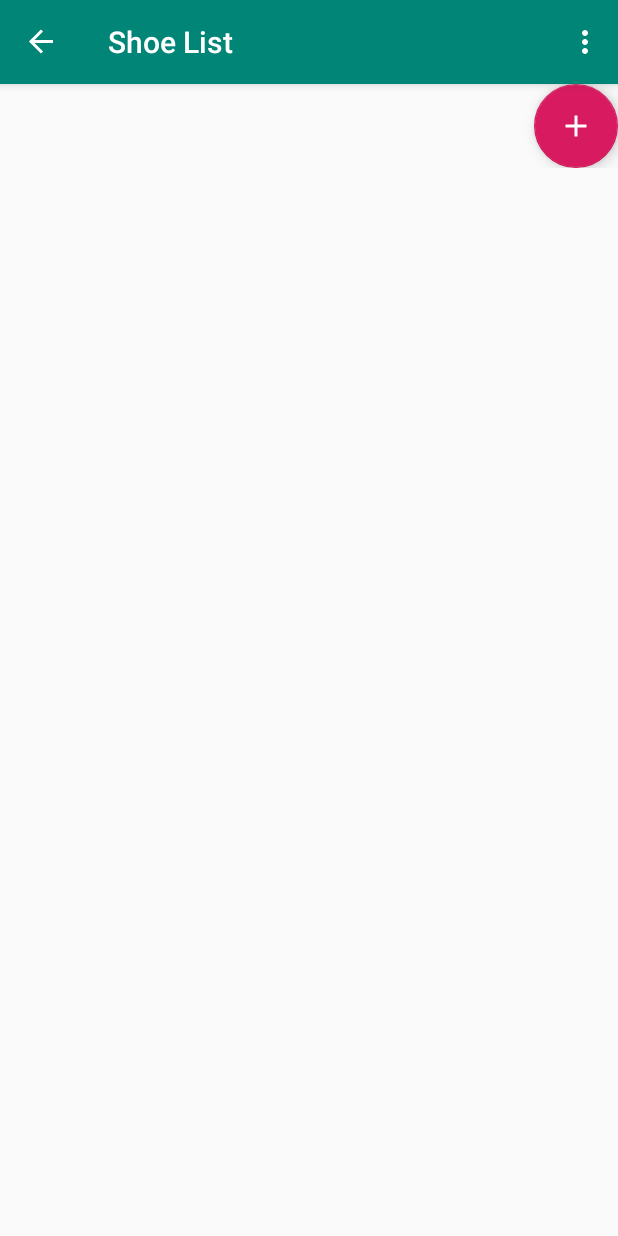
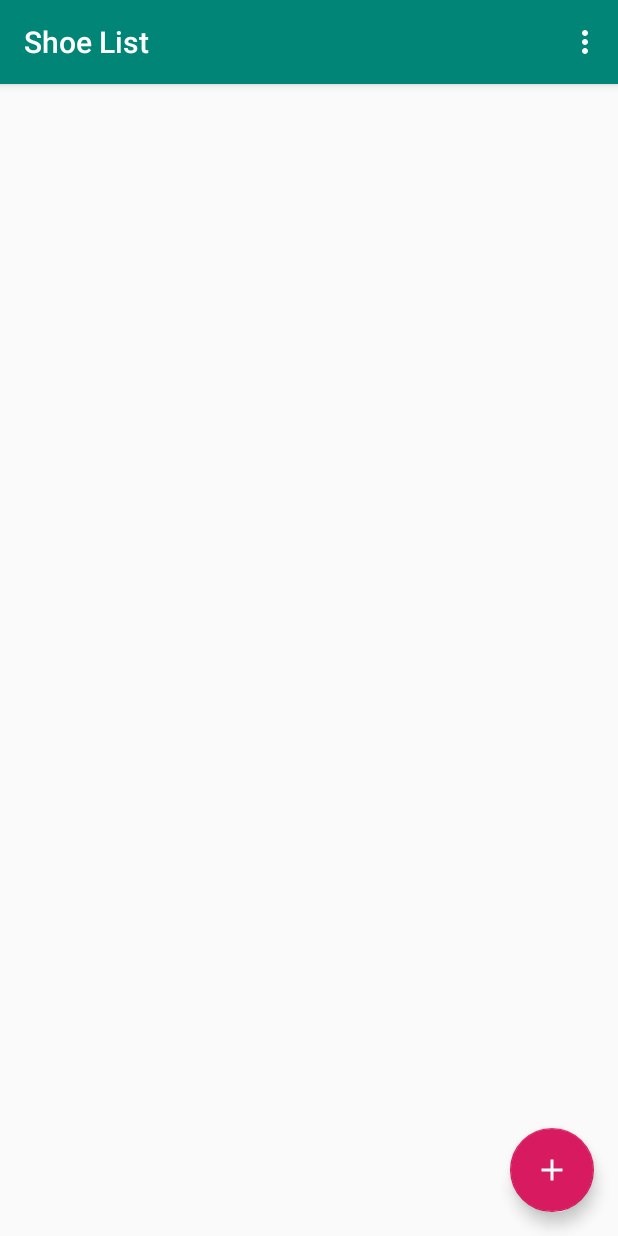
Before and after one commit to Salma-2/ShoeStore, an Android app: the ShoeListFragment screen opened through its navigation route, on a phone screen of 412 x 824 dp. Run offline under Robolectric (Android 15) with nearby library versions, the phone set to English and light mode, and no system bars; our stand-ins replace Timber, data binding, navigation-ui.

Commit message:
Passed data between detail and list fragments

```diff
--- a/app/src/main/java/com/udacity/shoestore/MainActivity.kt
+++ b/app/src/main/java/com/udacity/shoestore/MainActivity.kt
@@ -5,16 +5,13 @@ import android.os.Bundle
 import androidx.databinding.DataBindingUtil
 import androidx.navigation.NavController
 import androidx.navigation.findNavController
-import androidx.navigation.ui.AppBarConfiguration
-import androidx.navigation.ui.navigateUp
-import androidx.navigation.ui.setupActionBarWithNavController
+import androidx.navigation.ui.NavigationUI
 import com.udacity.shoestore.databinding.ActivityMainBinding
 import timber.log.Timber
 
 class MainActivity : AppCompatActivity() {
     private lateinit var binding: ActivityMainBinding
     private lateinit var navController: NavController
-    private lateinit var appBarConfiguration: AppBarConfiguration
 
     override fun onCreate(savedInstanceState: Bundle?) {
         super.onCreate(savedInstanceState)
@@ -23,13 +20,18 @@ class MainActivity : AppCompatActivity() {
         binding = DataBindingUtil.setContentView(this, R.layout.activity_main)
 
         navController = this.findNavController(R.id.hostFragment)
-        appBarConfiguration = AppBarConfiguration(navController.graph)
-        setupActionBarWithNavController(navController, appBarConfiguration)
+
+        NavigationUI.setupActionBarWithNavController(this, navController)
+        navController.addOnDestinationChangedListener { _, destination, _ ->
+            if (destination.id == R.id.shoeListFragment) {
+                supportActionBar?.setDisplayHomeAsUpEnabled(false)
+            }
+        }
 
     }
 
     override fun onSupportNavigateUp(): Boolean {
-        return navController.navigateUp(appBarConfiguration) ||
+        return navController.navigateUp() ||
                 super.onSupportNavigateUp()
     }
 
--- /dev/null
+++ b/app/src/main/java/com/udacity/shoestore/screens/SharedShoeViewModel.kt
@@ -0,0 +1,71 @@
+package com.udacity.shoestore.screens
+
+import androidx.lifecycle.LiveData
+import androidx.lifecycle.MutableLiveData
+import androidx.lifecycle.ViewModel
+import com.udacity.shoestore.models.Shoe
+import timber.log.Timber
+
+class SharedShoeViewModel : ViewModel() {
+
+    // Save
+    private val _eventSave = MutableLiveData<Boolean>()
+    val eventSave: LiveData<Boolean>
+        get() = _eventSave
+
+    // Cancel
+    private val _eventCancel = MutableLiveData<Boolean>()
+    val eventCancel: LiveData<Boolean>
+        get() = _eventCancel
+
+    private val _eventAddNewShoe = MutableLiveData<Boolean>()
+    val eventAddNewShoe: LiveData<Boolean>
+        get() = _eventAddNewShoe
+
+
+    private val _shoeList = MutableLiveData<MutableList<Shoe>>()
+    val shoeList: LiveData<MutableList<Shoe>>
+        get() = _shoeList
+
+    val shoe = MutableLiveData<Shoe>()
+
+
+    init {
+        _eventSave.value = false
+        _eventCancel.value = false
+        _eventAddNewShoe.value = false
+
+        _shoeList.value = ArrayList()
+    }
+
+    // onCancelClicked
+    fun onCancel() {
+        _eventCancel.value = true
+    }
+
+    fun onCancelComplete() {
+        _eventCancel.value = false
+
+    }
+
+    // onSaveClicked
+    fun onSave() {
+        _eventSave.value = true
+        _shoeList.value?.add(shoe.value!!)
+    }
+
+    fun onSaveComplete() {
+        _eventSave.value = false
+    }
+
+    // onFabClicked
+    fun onAddNewShoe() {
+        _eventAddNewShoe.value = true
+        shoe.value = Shoe()
+    }
+
+    fun onAddNewShoeComplete() {
+        _eventAddNewShoe.value = false
+    }
+
+}
--- a/app/src/main/java/com/udacity/shoestore/screens/shoelist/ShoeListFragment.kt
+++ b/app/src/main/java/com/udacity/shoestore/screens/shoelist/ShoeListFragment.kt
@@ -2,25 +2,32 @@ package com.udacity.shoestore.screens.shoelist
 
 import android.os.Bundle
 import android.view.*
+import android.widget.LinearLayout
 import androidx.fragment.app.Fragment
 import androidx.databinding.DataBindingUtil
-import androidx.lifecycle.ViewModelProvider
+import androidx.fragment.app.activityViewModels
 import androidx.navigation.findNavController
 import androidx.navigation.fragment.findNavController
 import androidx.navigation.ui.NavigationUI
 import com.udacity.shoestore.R
 import com.udacity.shoestore.databinding.FragmentShoeListBinding
+import com.udacity.shoestore.databinding.ItemBinding
+import com.udacity.shoestore.models.Shoe
+import com.udacity.shoestore.screens.SharedShoeViewModel
+import timber.log.Timber
 
 
 class ShoeListFragment : Fragment() {
     private lateinit var binding: FragmentShoeListBinding
-    private lateinit var viewModel: ShoeListViewModel
+
+    private val viewModel: SharedShoeViewModel by activityViewModels()
+
     override fun onCreateView(
         inflater: LayoutInflater, container: ViewGroup?,
         savedInstanceState: Bundle?
     ): View {
         binding = DataBindingUtil.inflate(inflater, R.layout.fragment_shoe_list, container, false)
-        viewModel = ViewModelProvider(this).get(ShoeListViewModel::class.java)
+
         binding.shoeListViewModel = viewModel
 
         viewModel.eventAddNewShoe.observe(viewLifecycleOwner) { isClicked ->
@@ -28,6 +35,11 @@ class ShoeListFragment : Fragment() {
                 this.findNavController().navigate(R.id.action_shoeListFragment_to_detailFragment)
                 viewModel.onAddNewShoeComplete()
             }
+
+            viewModel.shoeList.observe(viewLifecycleOwner) { shoeList ->
+                displayShoeList(shoeList)
+            }
+
             setHasOptionsMenu(true)
 
         }
@@ -47,4 +59,16 @@ class ShoeListFragment : Fragment() {
             view!!.findNavController()
         ) || super.onOptionsItemSelected(item)
     }
+
+    private fun displayShoeList(shoeList: MutableList<Shoe>) {
+
+        shoeList.forEach { shoe ->
+            val b = ItemBinding.inflate(layoutInflater, null, false)
+            b.shoe = shoe
+            binding.container.addView(b.shoeItem)
+        }
+
+    }
+
+
 }
--- a/app/src/main/java/com/udacity/shoestore/screens/shoelist/ShoeListViewModel.kt
+++ /dev/null
@@ -1,26 +0,0 @@
-package com.udacity.shoestore.screens.shoelist
-
-import androidx.lifecycle.LiveData
-import androidx.lifecycle.MutableLiveData
-import androidx.lifecycle.ViewModel
-import timber.log.Timber
-
-class ShoeListViewModel : ViewModel() {
-    private val _eventAddNewShoe = MutableLiveData<Boolean>()
-    val eventAddNewShoe: LiveData<Boolean>
-        get() = _eventAddNewShoe
-
-    init {
-        Timber.i("View Model Created")
-        _eventAddNewShoe.value = false
-
-    }
-
-    fun onAddNewShoe() {
-        _eventAddNewShoe.value = true
-    }
-
-    fun onAddNewShoeComplete() {
-        _eventAddNewShoe.value = false
-    }
-}
--- a/app/src/main/res/layout/fragment_shoe_list.xml
+++ b/app/src/main/res/layout/fragment_shoe_list.xml
@@ -7,25 +7,42 @@
 
         <variable
             name="shoeListViewModel"
-            type="com.udacity.shoestore.screens.shoelist.ShoeListViewModel" />
+            type="com.udacity.shoestore.screens.SharedShoeViewModel" />
     </data>
-    <ScrollView
+
+    <androidx.constraintlayout.widget.ConstraintLayout
         android:layout_width="match_parent"
         android:layout_height="match_parent">
 
-        <LinearLayout
+        <com.google.android.material.floatingactionbutton.FloatingActionButton
+            android:id="@+id/new_shoe_btn"
+            android:layout_width="wrap_content"
+            android:layout_height="wrap_content"
+            android:layout_gravity="end|bottom"
+            android:layout_margin="@dimen/big_margin"
+            android:contentDescription="@string/add_new_shoe"
+            android:onClick="@{()->shoeListViewModel.onAddNewShoe()}"
+            app:layout_constraintBottom_toBottomOf="parent"
+            app:layout_constraintEnd_toEndOf="@+id/shoe_sv"
+            app:srcCompat="@drawable/ic_add" />
+
+        <ScrollView
+            android:id="@+id/shoe_sv"
             android:layout_width="match_parent"
-            android:layout_height="wrap_content"
-            android:orientation="vertical">
+            android:layout_height="0dp"
+            app:layout_constraintBottom_toTopOf="@+id/new_shoe_btn"
+            app:layout_constraintEnd_toEndOf="parent"
+            app:layout_constraintStart_toStartOf="parent"
+            app:layout_constraintTop_toTopOf="parent"
+            tools:ignore="SpeakableTextPresentCheck">
 
-            <com.google.android.material.floatingactionbutton.FloatingActionButton
-                android:id="@+id/new_shoe_btn"
+            <LinearLayout
+                android:id="@+id/container"
                 android:layout_width="match_parent"
                 android:layout_height="wrap_content"
-                android:layout_gravity="end|bottom"
-                android:contentDescription="@string/add_new_shoe"
-                android:onClick="@{()->shoeListViewModel.onAddNewShoe()}"
-                app:srcCompat="@drawable/ic_add" />
-        </LinearLayout>
-    </ScrollView>
+                android:orientation="vertical" />
+
+
+        </ScrollView>
+    </androidx.constraintlayout.widget.ConstraintLayout>
 </layout>
--- a/app/src/main/res/navigation/nav_graph.xml
+++ b/app/src/main/res/navigation/nav_graph.xml
@@ -13,9 +13,7 @@
 
         <action
             android:id="@+id/action_loginFragment_to_welcomeFragment"
-            app:destination="@id/welcomeFragment"
-            app:popUpTo="@id/loginFragment"
-            app:popUpToInclusive="true" />
+            app:destination="@id/welcomeFragment" />
     </fragment>
     <fragment
         android:id="@+id/welcomeFragment"
```
Also changed, not shown: app/src/main/java/com/udacity/shoestore/models/Shoe.kt (+7 -2 lines), app/src/main/java/com/udacity/shoestore/screens/detail/DetailFragment.kt (+5 -5 lines), app/src/main/java/com/udacity/shoestore/screens/detail/DetailViewModel.kt (deleted, +0 -41 lines), app/src/main/res/layout/fragment_detail.xml (+6 -1 lines), app/src/main/res/layout/item.xml (added, +61 -0 lines).
